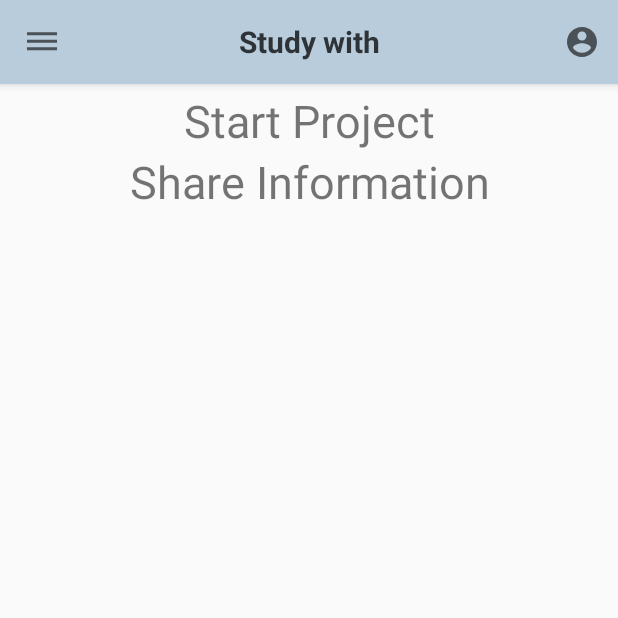
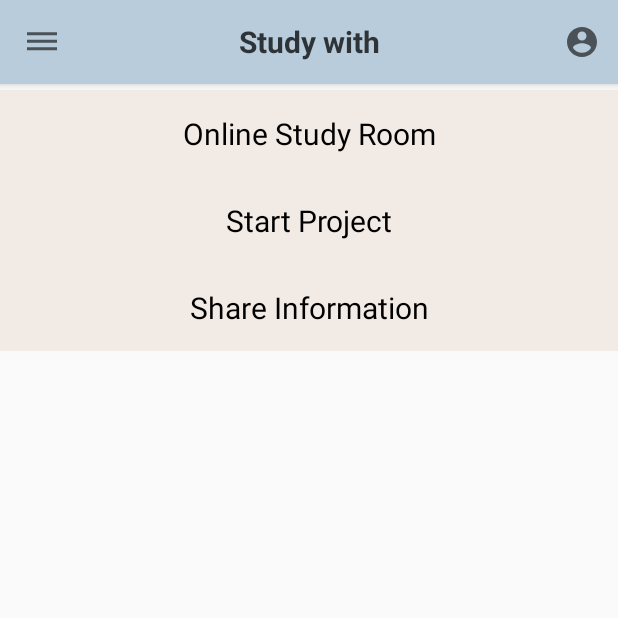
Before and after one commit to jyeon172/MP-MobileProject, an Android app: the screen it shows after launch once a user with an empty profile is signed in (MainActivity), on a phone screen of 412 x 824 dp, the top half of it. Run offline under Robolectric (Android 15) with nearby library versions, the phone set to English and light mode, and no system bars; our stand-ins replace Firebase (no records; nobody signed in at launch, a user with empty details on screens opened directly); 3 statements that could not run were skipped.

Commit message:
게시판 1 추가

```diff
--- a/app/src/main/AndroidManifest.xml
+++ b/app/src/main/AndroidManifest.xml
@@ -24,6 +24,9 @@
         <activity
             android:name=".AddActivity2"
             android:windowSoftInputMode="adjustResize" />
+        <activity
+            android:name=".AddActivity3"
+            android:windowSoftInputMode="adjustResize" />
         <activity android:name=".AuthActivity" />
         <activity
             android:name=".MainActivity"
@@ -35,6 +38,7 @@
             </intent-filter>
         </activity>
 <!--        추가-->
+        <activity android:name=".Board1Activity"/>
         <activity android:name=".Board2Activity"/>
         <activity android:name=".Board3Activity"/>
         <activity android:name=".ChatMain" />
--- a/app/src/main/java/com/example/project/Board3Activity.kt
+++ b/app/src/main/java/com/example/project/Board3Activity.kt
@@ -38,7 +38,7 @@ class Board3Activity: ToolbarBase() {
         myCheckPermission(this)
         binding.addFab.setOnClickListener {
             if(MyApplication.checkAuth()) {
-                startActivity(Intent(this, AddActivity::class.java))
+                startActivity(Intent(this, AddActivity3::class.java))
             } else { //아마 필요없을듯
                 Toast.makeText(this, "인증을 먼저 진행해 주세요", Toast.LENGTH_SHORT).show()
             }
--- a/app/src/main/java/com/example/project/MainActivity.kt
+++ b/app/src/main/java/com/example/project/MainActivity.kt
@@ -90,9 +90,31 @@ class MainActivity : AppCompatActivity() , NavigationView.OnNavigationItemSelect
             startActivity(Intent(this, MainActivity2::class.java))
         }else {
             setContentView(binding2.root) // 툴바O, 최신글O
+            makeRecycler1View()
             makeRecycler2View() //세부2 최신글
             makeRecycler3View() //세부3 최신글
         }
+    }
+    private fun makeRecycler1View() {
+        MyApplication.db.collection("board1")
+            .get()
+            .addOnSuccessListener { result ->
+                val itemList = mutableListOf<ItemData>()
+                for (document in result) {
+                    val item = document.toObject(ItemData::class.java)
+                    item.docId=document.id
+                    itemList.add(item)
+                }
+                var itemSort = itemList.sortedByDescending { it.date }
+                itemSort = itemSort.subList(0,4)
+                binding2.mainBoard1RecyclerView.layoutManager= LinearLayoutManager(this)
+                    .also { it.orientation = LinearLayoutManager.HORIZONTAL }
+                binding2.mainBoard1RecyclerView.adapter= Main2Adapter(this, itemSort)
+            }
+            .addOnFailureListener { exception ->
+                Log.d("kkang", "Error getting documents: ", exception)
+                Toast.makeText(this, "서버로부터 데이터 획득에 실패했습니다.", Toast.LENGTH_SHORT).show()
+            }
     }
 
     private fun makeRecycler2View() {
@@ -187,6 +209,7 @@ class MainActivity : AppCompatActivity() , NavigationView.OnNavigationItemSelect
         when(item.itemId){
             R.id.menu_item1-> {
                 Toast.makeText(this,"세부 1 clicked",Toast.LENGTH_SHORT).show()
+                startActivity(Intent(this, Board1Activity::class.java))
             }
             R.id.menu_item2-> {
                 Toast.makeText(this,"세부 2 clicked",Toast.LENGTH_SHORT).show()
--- a/app/src/main/java/com/example/project/recycler/Main2Adapter.kt
+++ b/app/src/main/java/com/example/project/recycler/Main2Adapter.kt
@@ -45,6 +45,7 @@ class Main2Adapter (val context: Context, val itemList: List<ItemData>): Recycle
             intent.putExtra("imageYN", data.imageYN)
             intent.putExtra("email", data.email)
             intent.putExtra("date", data.date)
+            intent.putExtra("token", data.token)
             ContextCompat.startActivity(holder.itemView.context,intent, null)
         }
 
--- a/app/src/main/java/com/example/project/recycler/Main3Adapter.kt
+++ b/app/src/main/java/com/example/project/recycler/Main3Adapter.kt
@@ -48,6 +48,7 @@ class Main3Adapter (val context: Context, val itemList: List<ItemData>): Recycle
             intent.putExtra("imageYN", data.imageYN)
             intent.putExtra("email", data.email)
             intent.putExtra("date", data.date)
+            intent.putExtra("token", data.token)
             ContextCompat.startActivity(holder.itemView.context,intent, null)
         }
 
--- a/app/src/main/res/layout/main_main.xml
+++ b/app/src/main/res/layout/main_main.xml
@@ -25,25 +25,45 @@
         <TextView
             android:layout_width="match_parent"
             android:layout_height="wrap_content"
-            android:textSize="30sp"
+            android:padding="15dp"
+            android:textSize="20sp"
+            android:textColor="@color/black"
             android:gravity="center"
+            android:text="Online Study Room"
+            android:background="@color/color1"
+            android:id="@+id/mainBoard1Title"
+            app:layout_constraintTop_toTopOf="parent"/>
+
+        <androidx.recyclerview.widget.RecyclerView
+            android:layout_width="match_parent"
+            android:layout_height="wrap_content"
+            android:id="@+id/mainBoard1RecyclerView"
+            app:layout_constraintTop_toBottomOf="@+id/mainBoard1Title"/>
+
+        <TextView
+            android:layout_width="match_parent"
+            android:layout_height="wrap_content"
+            android:padding="15dp"
+            android:textSize="20sp"
+            android:textColor="@color/black"
+            android:gravity="center"
+            android:background="@color/color1"
             android:text="Start Project"
             android:id="@+id/mainBoard2Title"
-            app:layout_constraintTop_toTopOf="parent"/>
+            app:layout_constraintTop_toBottomOf="@id/mainBoard1RecyclerView"/>
         <androidx.recyclerview.widget.RecyclerView
             android:layout_width="match_parent"
             android:layout_height="wrap_content"
             android:id="@+id/mainBoard2RecyclerView"
             app:layout_constraintTop_toBottomOf="@+id/mainBoard2Title"/>
-        <View
-            android:layout_width="match_parent"
-            android:layout_height="5dp"
-            app:layout_constraintTop_toBottomOf="@+id/mainBoard2Title"/>
         <TextView
             android:layout_width="match_parent"
             android:layout_height="wrap_content"
-            android:textSize="30sp"
+            android:padding="15dp"
+            android:textSize="20sp"
+            android:textColor="@color/black"
             android:gravity="center"
+            android:background="@color/color1"
             android:text="Share Information"
             android:id="@+id/mainBoard3Title"
             app:layout_constraintTop_toBottomOf="@id/mainBoard2RecyclerView"/>
```
Also changed, not shown: app/src/main/java/com/example/project/AddActivity.kt (+4 -3 lines), app/src/main/java/com/example/project/AddActivity3.kt (added, +201 -0 lines), app/src/main/java/com/example/project/Board1Activity.kt (added, +158 -0 lines), app/src/main/res/drawable/main_border.xml (added, +21 -0 lines), app/src/main/res/layout/board1_main.xml (added, +65 -0 lines), app/src/main/res/layout/item_main2.xml (+10 -10 lines), 468 other files.
